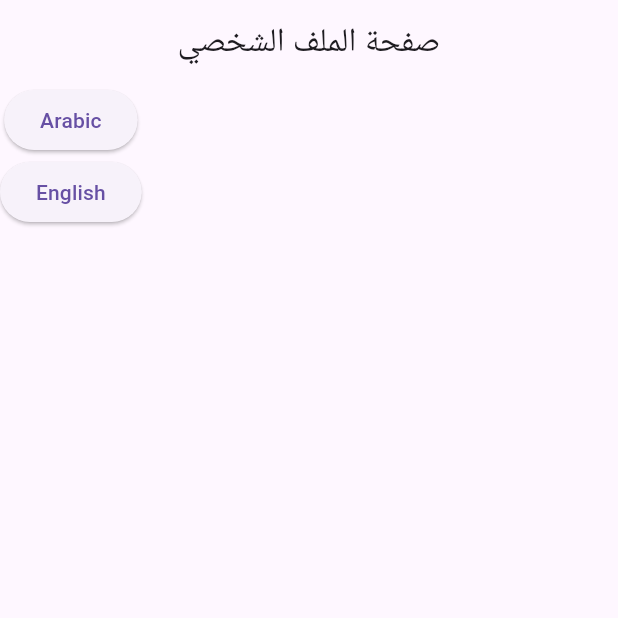
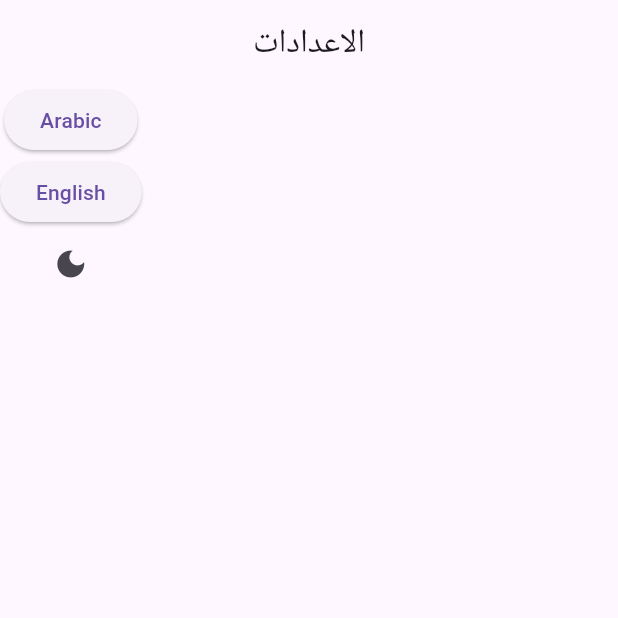
Before and after one commit to thwybhbadas/blog_app, a Flutter app: the ProfileView screen opened by its route, after a tap on "Arabic", on a phone screen of 412 x 824 dp, the top half of it. Run offline on Flutter 3.47's test engine with Material 3 defaults, Android fonts, the phone set to English and light mode, and no system bars; our stand-ins replace cloud_firestore, firebase_auth, firebase_core, get, get_storage, google_fonts and 1 more; accounts and stored records are empty.

Commit message:
add localization and allow change theme mode

```diff
--- /dev/null
+++ b/assets/lang/ar.json
@@ -0,0 +1,7 @@
+{
+  "login": "تسجيل الدخول",
+  "email": "البريد الإلكتروني",
+  "password": "كلمة المرور",
+  "signup": "إنشاء حساب",
+  "setting":"الاعدادات"
+}
--- /dev/null
+++ b/lib/app/data/services/local_service.dart
@@ -0,0 +1,22 @@
+import 'package:get_storage/get_storage.dart';
+import 'package:flutter/material.dart';
+
+class LocaleService {
+  final _box = GetStorage();
+
+  final _key = 'lang';
+
+  Locale getLocale() {
+    String? langCode = _box.read(_key);
+
+    if (langCode == null) {
+      return const Locale('en');
+    }
+
+    return Locale(langCode);
+  }
+
+  void saveLocale(String langCode) {
+    _box.write(_key, langCode);
+  }
+}
--- a/lib/app/modules/profile/views/profile_view.dart
+++ b/lib/app/modules/profile/views/profile_view.dart
@@ -1,32 +1,52 @@
 import 'package:flutter/material.dart';
 
 import 'package:get/get.dart';
+import 'package:myblog/app/data/services/local_service.dart';
+import 'package:myblog/app/data/services/theme_service.dart';
 
 import '../controllers/profile_controller.dart';
 
 class ProfileView extends GetView<ProfileController> {
-  const ProfileView({super.key});
+   ProfileView({super.key});
+
+  final localeService = LocaleService();
+
+void changeLanguage(String langCode) {
+  Locale locale = Locale(langCode);
+
+  Get.updateLocale(locale);
+
+  localeService.saveLocale(langCode);
+}
+final themeService = ThemeService();
+
   @override
   Widget build(BuildContext context) {
     return Scaffold(
       appBar: AppBar(
-        title:  Text('profileView'.tr),
+        title:  Text('setting'.tr),
         centerTitle: true,
       ),
       body: Column(
         children: [
           ElevatedButton(
   onPressed: () {
-    Get.updateLocale(Locale('ar'));
+    changeLanguage('ar');
   },
   child: Text("Arabic"),
 ),
 
 ElevatedButton(
   onPressed: () {
-    Get.updateLocale(Locale('en'));
+   changeLanguage('en');
   },
   child: Text("English"),
+),
+IconButton(
+  onPressed: () {
+    themeService.switchTheme();
+  },
+  icon: Icon(Icons.dark_mode),
 ),
         ],
       )
--- a/lib/app/routes/app_pages.dart
+++ b/lib/app/routes/app_pages.dart
@@ -62,7 +62,7 @@ class AppPages {
     ),
     GetPage(
       name: _Paths.PROFILE,
-      page: () => const ProfileView(),
+      page: () =>  ProfileView(),
       binding: ProfileBinding(),
     ),
     GetPage(
--- a/pubspec.yaml
+++ b/pubspec.yaml
@@ -41,6 +41,7 @@ dependencies:
   cloud_firestore: ^6.1.1
   google_fonts: ^8.0.0
   lottie: ^3.3.2
+  get_storage: ^2.1.1
 
 dev_dependencies:
   flutter_test:
@@ -68,6 +69,7 @@ flutter:
   assets:
     - assets/lottie/
     - assets/images/
+    - assets/lang/
 
   # An image asset can refer to one or more resolution-specific "variants", see
   # https://flutter.dev/to/resolution-aware-images
```
Also changed, not shown: assets/lang/en.json (added, +8 -0 lines), lib/app/core/utils/app_translations.dart (+36 -20 lines), lib/app/data/services/theme_service.dart (added, +32 -0 lines), lib/main.dart (+10 -1 lines), pubspec.lock.
